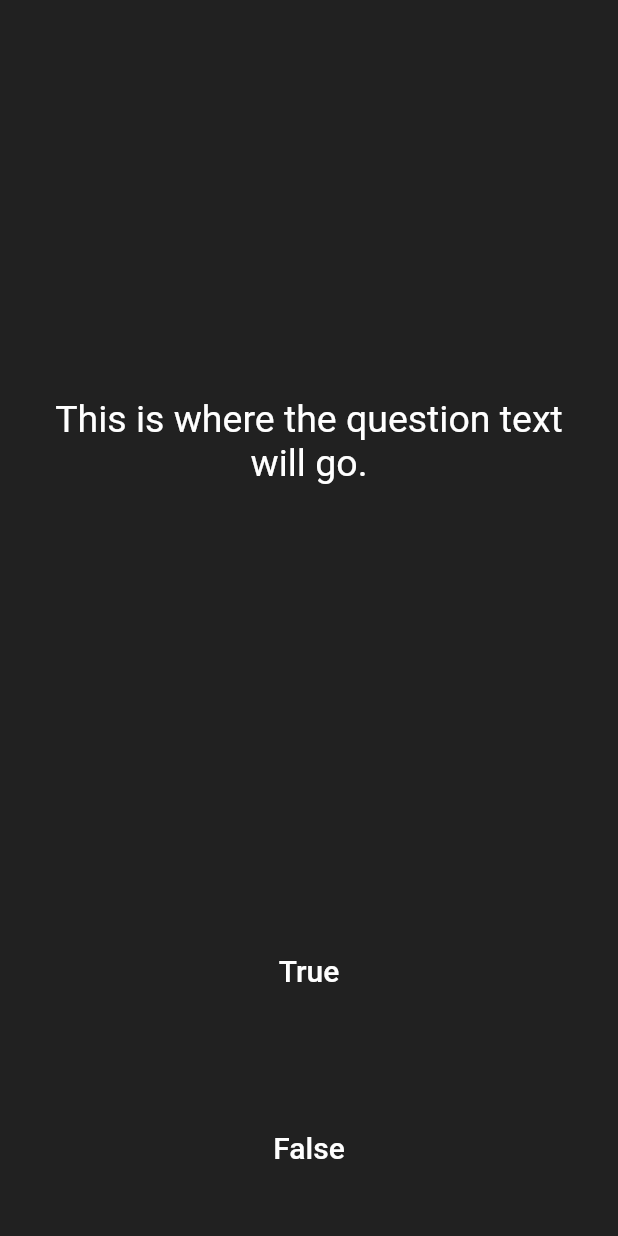
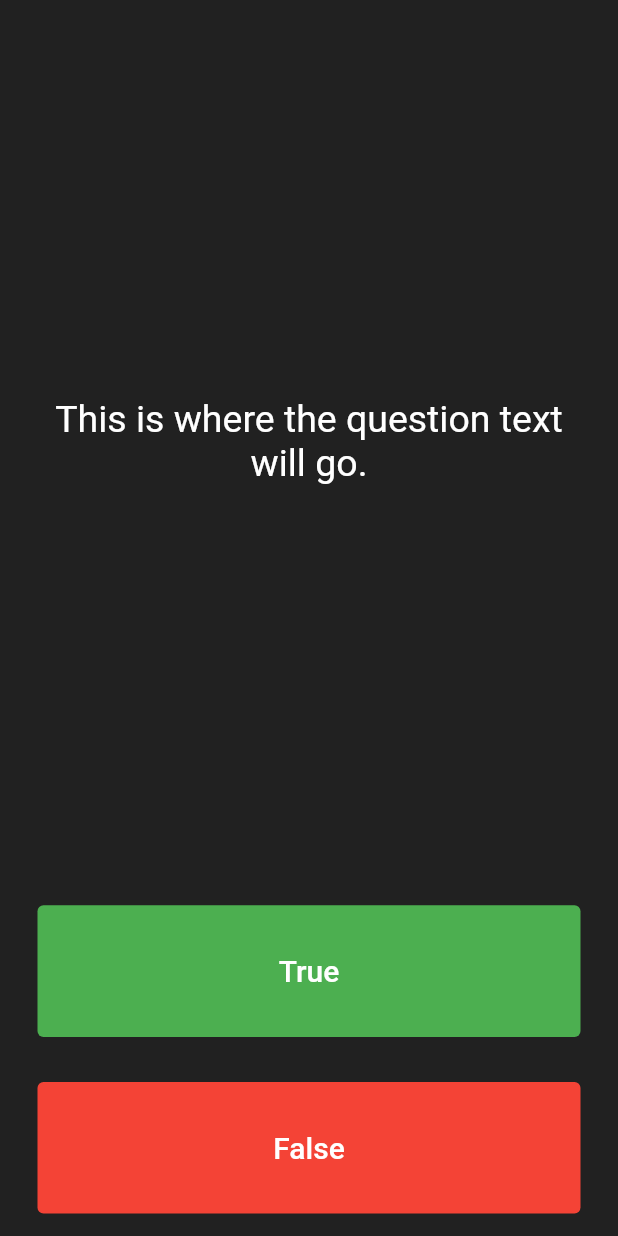
Before and after one commit to bunnyBites/quizz_sprout_flutter, a Flutter app: the screen it shows after launch, on a phone screen of 412 x 824 dp. Run offline on Flutter 3.47's test engine with Material 2 defaults, Android fonts, the phone set to English and light mode, and no system bars.

Commit message:
create reusable widget method

```diff
--- a/lib/main.dart
+++ b/lib/main.dart
@@ -51,13 +51,22 @@ class _QuizPageState extends State<QuizPage> {
             ),
           ),
         ),
-        Expanded(
+        choiceButton("True", Colors.green),
+        choiceButton("False", Colors.red),
+        //TODO: Add a Row here as your score keeper
+      ],
+    );
+  }
+
+  Expanded choiceButton(String buttonLabel, Color color) {
+    return Expanded(
       child: Padding(
         padding: const EdgeInsets.all(15.0),
         child: TextButton(
-              child: const Text(
-                'True',
-                style: TextStyle(
+          style: ButtonStyle(backgroundColor: MaterialStatePropertyAll(color)),
+          child: Text(
+            buttonLabel,
+            style: const TextStyle(
               color: Colors.white,
               fontSize: 20.0,
             ),
@@ -67,26 +76,6 @@ class _QuizPageState extends State<QuizPage> {
           },
         ),
       ),
-        ),
-        Expanded(
-          child: Padding(
-            padding: const EdgeInsets.all(15.0),
-            child: TextButton(
-              child: const Text(
-                'False',
-                style: TextStyle(
-                  fontSize: 20.0,
-                  color: Colors.white,
-                ),
-              ),
-              onPressed: () {
-                //The user picked false.
-              },
-            ),
-          ),
-        ),
-        //TODO: Add a Row here as your score keeper
-      ],
     );
   }
 }
```
Lines whose indentation alone changed are shown as unchanged.
